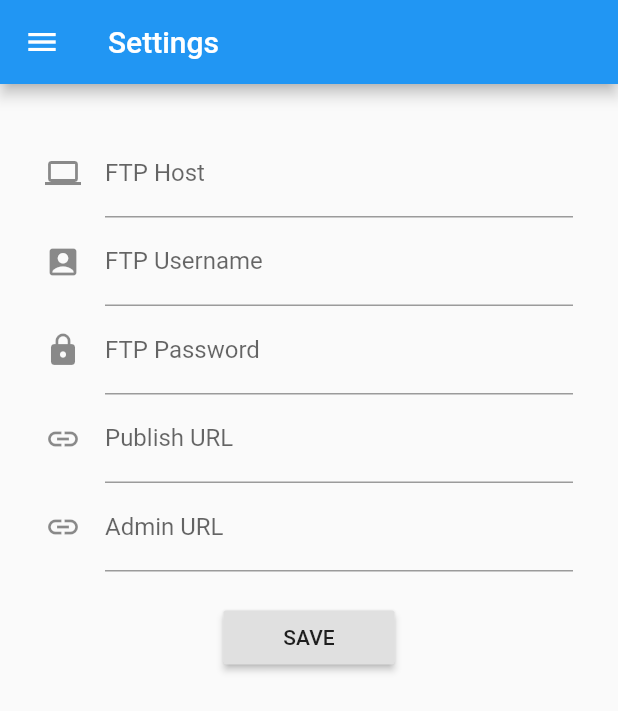
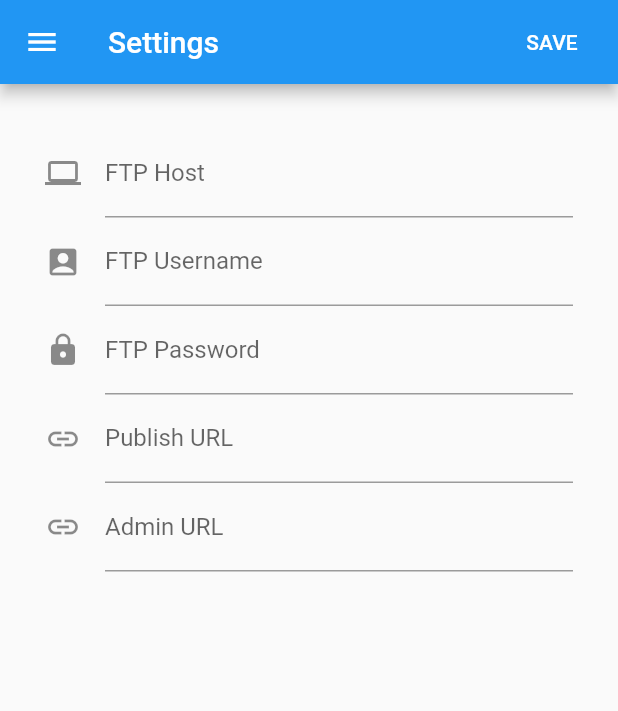
Before and after one commit to acidjazz/uploader, a Flutter app: the Settings screen opened by its route, on a phone screen of 412 x 824 dp. Shown: the top 711 px of the screen. Run offline on Flutter 3.47's test engine with Material 2 defaults, Android fonts, the phone set to English and light mode, and no system bars; our stand-ins replace connectivity, flutter_native_image, image_picker, shared_preferences; missing offline and left inert: a package; accounts and stored records are empty.

```diff
--- a/lib/pages/inventoryModify.dart
+++ b/lib/pages/inventoryModify.dart
@@ -16,8 +16,8 @@ class InventoryModify extends StatefulWidget {
 
   InventoryModify(this.index, this.item, this.name);
 
-  final String titleNew = 'New Item';
-  final String titleEdit = 'Edit Item';
+  final String titleNew = 'New';
+  final String titleEdit = 'Edit';
 
   @override
   InventoryModifyState createState() => new InventoryModifyState();
@@ -161,7 +161,7 @@ class InventoryModifyState extends State<InventoryModify> {
         backgroundColor: Colors.grey,
         title: new Text(mode == Mode.Edit ? widget.titleEdit : widget.titleNew),
         actions: <Widget>[
-        new FlatButton(
+          new FlatButton(
             onPressed: save,
             child: new Text('SAVE', style: const TextStyle(color: Colors.white)),
           ),
--- a/lib/pages/settings.dart
+++ b/lib/pages/settings.dart
@@ -80,7 +80,15 @@ class SettingsState extends State<Settings> {
     if (_loaded) {
       return new Scaffold(
         key: _scaffoldKey,
-        appBar: new AppBar(title: new Text('Settings')),
+        appBar: new AppBar(
+          title: new Text('Settings'),
+          actions: <Widget>[
+            new FlatButton(
+            onPressed: _handleSave,
+              child: new Text('SAVE', style: const TextStyle(color: Colors.white)),
+            ),
+          ],
+        ),
         drawer: new HomeDrawer('/settings'),
         body: new Form(
           key: _formKey,
@@ -95,7 +103,7 @@ class SettingsState extends State<Settings> {
                   ),
                   validator: _validateField,
                   initialValue: user.ftpHost,
-                  keyboardType: TextInputType.text,
+                  keyboardType: TextInputType.url,
                   onSaved: (String value) {
                     user.ftpHost = value;
                   }
@@ -107,7 +115,7 @@ class SettingsState extends State<Settings> {
                   ),
                   validator: _validateField,
                   initialValue: user.ftpUsername,
-                  keyboardType: TextInputType.text,
+                  keyboardType: TextInputType.url,
                   onSaved: (String value) {
                     user.ftpUsername = value;
                   }
@@ -119,7 +127,7 @@ class SettingsState extends State<Settings> {
                   ),
                   validator: _validateField,
                   initialValue: user.ftpPassword,
-                  keyboardType: TextInputType.text,
+                  keyboardType: TextInputType.url,
                   onSaved: (String value) {
                     user.ftpPassword = value;
                   }
@@ -131,7 +139,7 @@ class SettingsState extends State<Settings> {
                   ),
                   validator: _validateField,
                   initialValue: user.publishURL,
-                  keyboardType: TextInputType.text,
+                  keyboardType: TextInputType.url,
                   onSaved: (String value) {
                     user.publishURL = value;
                   }
@@ -143,25 +151,11 @@ class SettingsState extends State<Settings> {
                   ),
                   // validator: _validateField,
                   initialValue: user.adminURL,
-                  keyboardType: TextInputType.text,
+                  keyboardType: TextInputType.url,
                   onSaved: (String value) {
                     user.adminURL = value;
                   }
                 ),
-                new Container(
-                  padding: const EdgeInsets.all(20.0),
-                  alignment: Alignment.center,
-                  child: _processing ?
-                  new CircularProgressIndicator() :
-                  new RaisedButton(
-                    padding: EdgeInsets.symmetric(
-                      vertical: 10.0, horizontal: 40.0),
-                    child: const Text("SAVE"),
-                    onPressed: _handleSave,
-                  ),
-                ),
-
-
               ]
             ),
           ),
```
Also changed, not shown: lib/pages/inventory.dart (+28 -0 lines), lib/pages/login.dart (+10 -2 lines), 1 other file.
